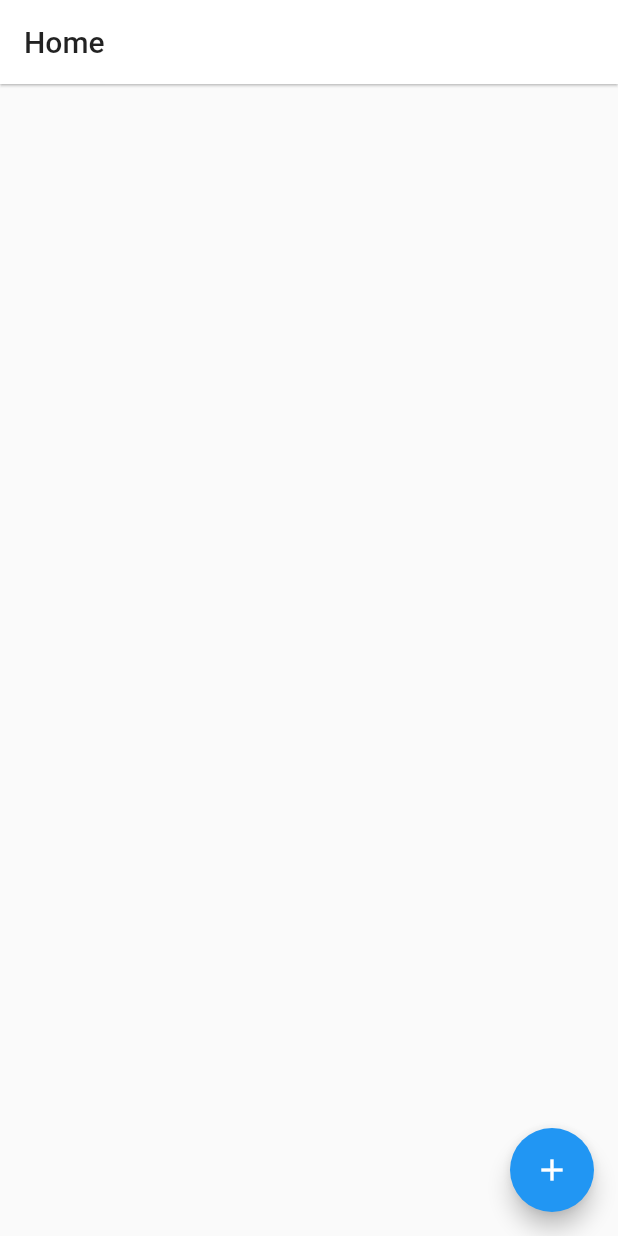
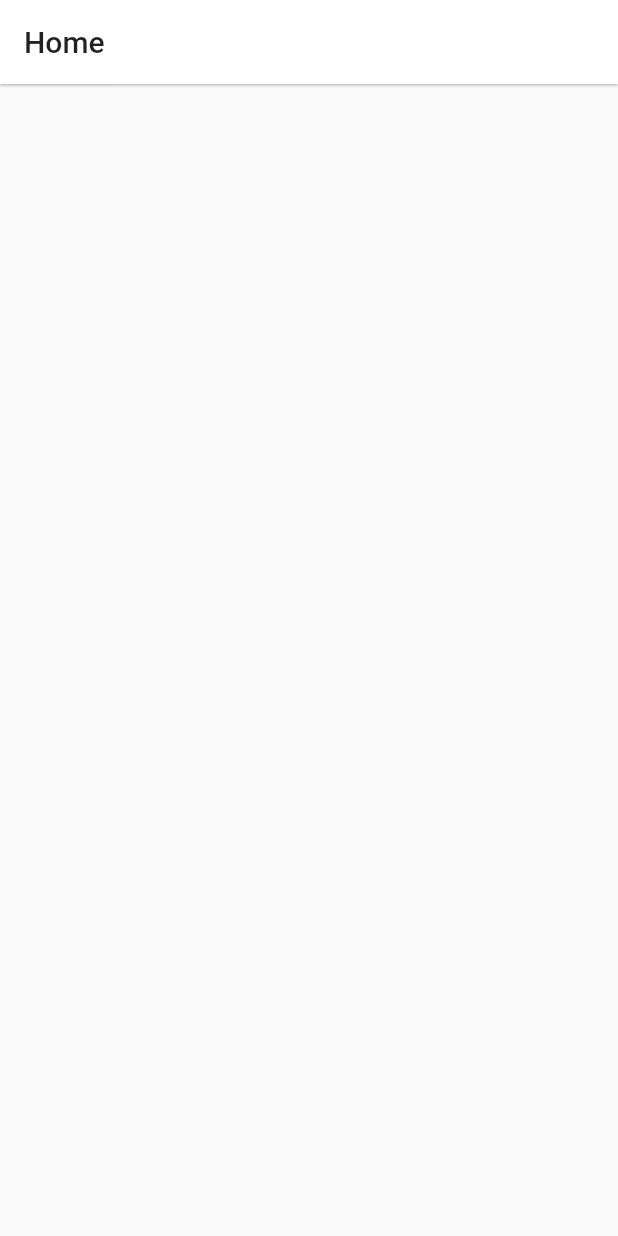
Before and after one commit to HAUDRAUFHAUN/music_lobby, a Flutter app: the screen it shows after launch, on a phone screen of 412 x 824 dp. Run offline on Flutter 3.47's test engine with Material 2 defaults, Android fonts, the phone set to English and light mode, and no system bars.

Commit message:
delete function of button

```diff
--- a/lib/main.dart
+++ b/lib/main.dart
@@ -45,19 +45,6 @@ class MyHomePage extends StatefulWidget {
 }
 
 class _MyHomePageState extends State<MyHomePage> {
-  int _counter = 0;
-
-  void _incrementCounter() {
-    setState(() {
-      // This call to setState tells the Flutter framework that something has
-      // changed in this State, which causes it to rerun the build method below
-      // so that the display can reflect the updated values. If we changed
-      // _counter without calling setState(), then the build method would not be
-      // called again, and so nothing would appear to happen.
-      _counter++;
-    });
-  }
-
   @override
   Widget build(BuildContext context) {
     // This method is rerun every time setState is called, for instance as done
@@ -95,11 +82,6 @@ class _MyHomePageState extends State<MyHomePage> {
           children: <Widget>[],
         ),
       ),
-      floatingActionButton: FloatingActionButton(
-        onPressed: _incrementCounter,
-        tooltip: 'Increment',
-        child: Icon(Icons.add),
-      ), // This trailing comma makes auto-formatting nicer for build methods.
     );
   }
 }
```
